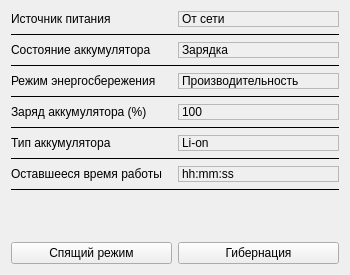
This is src/BatteryInfo/BatteryInfo.ui in ilya-kar/IDCM as Qt 5 draws it before an edit. The edited form follows.
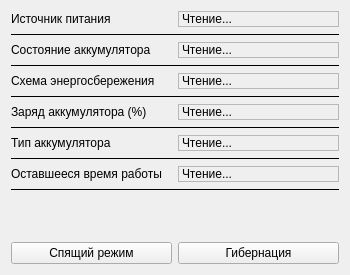
This is the edited form.

```diff
--- a/src/BatteryInfo/BatteryInfo.ui
+++ b/src/BatteryInfo/BatteryInfo.ui
@@ -86,7 +86,7 @@
       <enum>QFrame::Shape::StyledPanel</enum>
      </property>
      <property name="text">
-      <string>100</string>
+      <string>Чтение...</string>
      </property>
     </widget>
    </item>
@@ -102,7 +102,7 @@
       <enum>QFrame::Shape::StyledPanel</enum>
      </property>
      <property name="text">
-      <string>hh:mm:ss</string>
+      <string>Чтение...</string>
      </property>
     </widget>
    </item>
@@ -160,7 +160,7 @@
       <enum>QFrame::Shadow::Plain</enum>
      </property>
      <property name="text">
-      <string>От сети</string>
+      <string>Чтение...</string>
      </property>
     </widget>
    </item>
@@ -225,7 +225,7 @@
       <enum>QFrame::Shape::StyledPanel</enum>
      </property>
      <property name="text">
-      <string>Производительность</string>
+      <string>Чтение...</string>
      </property>
     </widget>
    </item>
@@ -241,7 +241,7 @@
       <enum>QFrame::Shape::StyledPanel</enum>
      </property>
      <property name="text">
-      <string>Li-on</string>
+      <string>Чтение...</string>
      </property>
     </widget>
    </item>
@@ -267,7 +267,7 @@
       </sizepolicy>
      </property>
      <property name="text">
-      <string>Режим энергосбережения</string>
+      <string>Схема энергосбережения</string>
      </property>
     </widget>
    </item>
@@ -322,7 +322,7 @@
       <number>1</number>
      </property>
      <property name="text">
-      <string>Зарядка</string>
+      <string>Чтение...</string>
      </property>
     </widget>
    </item>
```
Left out of the diff: 2 changed lines with no effect on the pictures.
